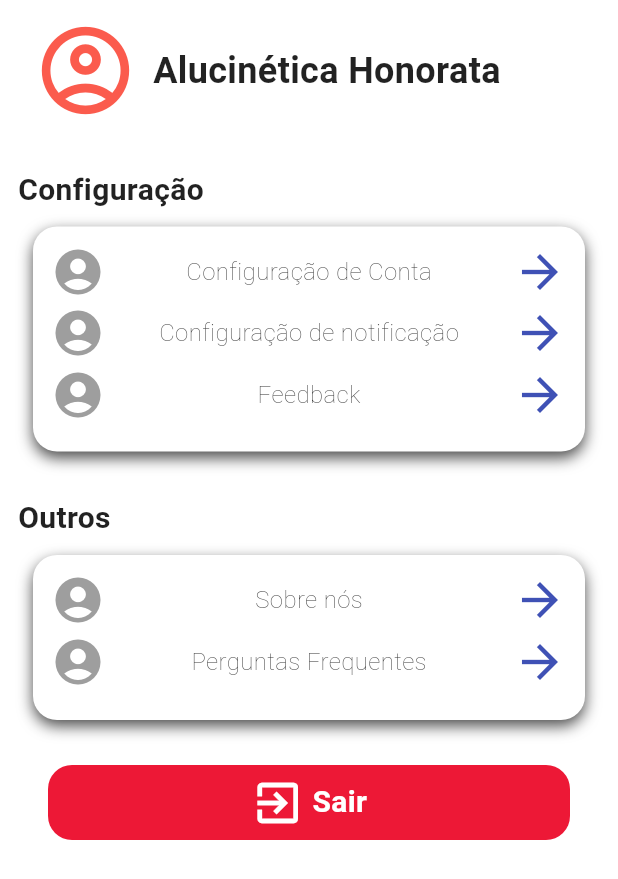
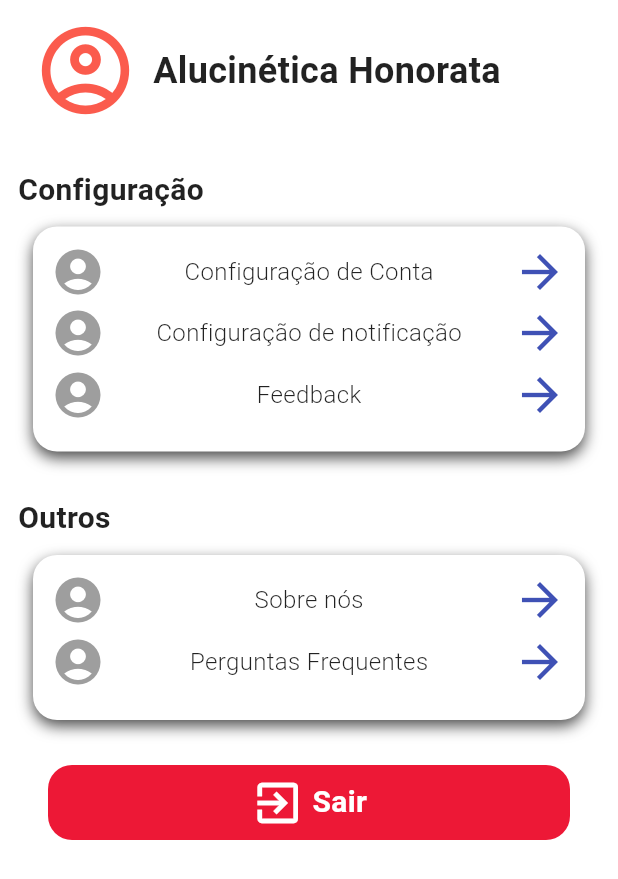
Before and after one commit to GabrielViana14/NavyMobileApp, a Flutter app: the PerfilPage screen opened directly, on a phone screen of 412 x 824 dp. Shown: the top 879 px of the screen. Run offline on Flutter 3.47's test engine with Material 3 defaults, Android fonts, the phone set to English and light mode, and no system bars; our stand-ins replace flutter_map, geolocator, latlong2.

Commit message:
ajustes rotas e pastas

```diff
--- a/lib/app.dart
+++ b/lib/app.dart
@@ -1,4 +1,5 @@
 import 'package:flutter/material.dart';
+import 'package:flutter_application_test/cadastroPage.dart';
 import 'package:flutter_application_test/loginPage.dart';
 import 'app_controller.dart';
 import 'mainPage.dart';
@@ -83,6 +84,7 @@ class App extends StatelessWidget{
       routes: {
         '/main' : (context) => MainPage(),
         '/login' : (context) => LoginPage(),
+        '/cadastro': (context) => cadastroPage(),
       },
     );
     },
--- a/lib/app_controller.dart
+++ b/lib/app_controller.dart
@@ -6,17 +6,17 @@ class AppController extends ChangeNotifier{
 
   bool isDarkTheme = false;
 
-  bool _logado = false;
-  bool get logado => _logado;
+  bool logado = false;
+  //bool get logado => _logado;
 
 
-  void logar() {
-    _logado = true;
+  logar() {
+    logado = true;
     notifyListeners();
   }
 
-  void deslogar() {
-    _logado = false;
+  deslogar() {
+    logado = false;
     notifyListeners();
   }
 
--- a/lib/loginPage.dart
+++ b/lib/loginPage.dart
@@ -166,6 +166,7 @@ class LoginPageState extends State<LoginPage> {
                         GestureDetector(
                           onTap: () {
                             print('abrir tela de cadastro');
+                            Navigator.of(context).pushNamed('/cadastro');
                           },
                           child: Container(
                             width: double.infinity,
--- a/lib/perfilPage.dart
+++ b/lib/tab_main/perfilPage.dart
@@ -77,7 +77,7 @@ class _PerfilPageState extends State<PerfilPage> {
                         Text(
                           "Configuração de Conta",
                           style: TextStyle(
-                            fontWeight: FontWeight.w200,
+                            fontWeight: FontWeight.w300,
                             fontSize: 16
                           ),
                         ),
@@ -102,7 +102,7 @@ class _PerfilPageState extends State<PerfilPage> {
                         Text(
                           "Configuração de notificação",
                           style: TextStyle(
-                            fontWeight: FontWeight.w200,
+                            fontWeight: FontWeight.w300,
                             fontSize: 16
                           ),
                         ),
@@ -127,7 +127,7 @@ class _PerfilPageState extends State<PerfilPage> {
                         Text(
                           "Feedback",
                           style: TextStyle(
-                            fontWeight: FontWeight.w200,
+                            fontWeight: FontWeight.w300,
                             fontSize: 16
                           ),
                         ),
@@ -179,7 +179,7 @@ class _PerfilPageState extends State<PerfilPage> {
                         Text(
                           "Sobre nós",
                           style: TextStyle(
-                            fontWeight: FontWeight.w200,
+                            fontWeight: FontWeight.w300,
                             fontSize: 16
                           ),
                         ),
@@ -204,7 +204,7 @@ class _PerfilPageState extends State<PerfilPage> {
                         Text(
                           "Perguntas Frequentes",
                           style: TextStyle(
-                            fontWeight: FontWeight.w200,
+                            fontWeight: FontWeight.w300,
                             fontSize: 16
                           ),
                         ),
@@ -222,6 +222,7 @@ class _PerfilPageState extends State<PerfilPage> {
               onTap: (){
                 print("Fazendo logoff");
                 AppController.instance.deslogar();
+                Navigator.of(context).pushReplacementNamed('/login');
               },
               child: Container(
                 width: double.infinity,
```
Also changed, not shown: lib/mainPage.dart (+4 -4 lines), lib/tab_main/homePage.dart (renamed from lib/homePage.dart), lib/tab_main/mapaPage.dart (renamed from lib/mapaPage.dart), lib/tab_main/reservaPage.dart (renamed from lib/reservaPage.dart).
